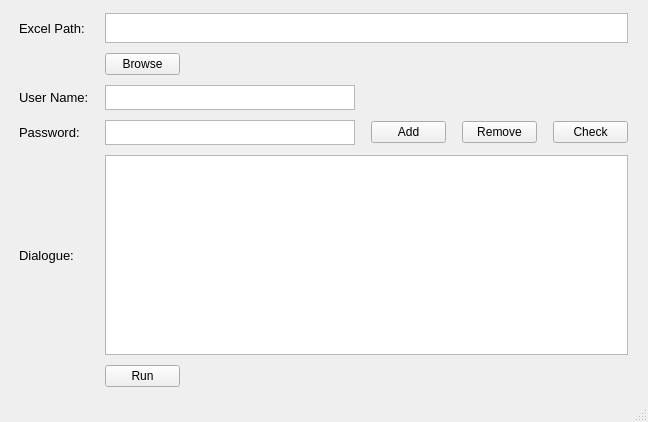
The window that QtProject/frontend_Adv.ui (Belal273/Web_Automation) describes before a commit, drawn with Qt 5.
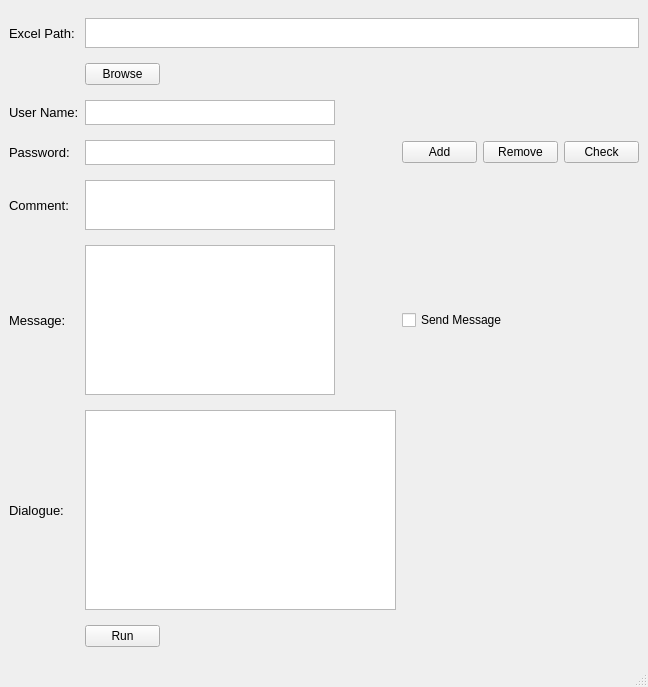
The same window after the commit.

Commit message: Added Comment, Message text boxes and Checkbox , still need to be Tested, Remaining is integrating the cloud code

What changed in the file:
```diff
--- a/QtProject/frontend_Adv.ui
+++ b/QtProject/frontend_Adv.ui
@@ -7,7 +7,7 @@
     <x>0</x>
     <y>0</y>
     <width>648</width>
-    <height>422</height>
+    <height>687</height>
    </rect>
   </property>
   <property name="windowTitle">
@@ -157,6 +157,69 @@
      </widget>
     </item>
     <item row="4" column="0">
+     <widget class="QLabel" name="Comment_label">
+      <property name="maximumSize">
+       <size>
+        <width>70</width>
+        <height>60</height>
+       </size>
+      </property>
+      <property name="font">
+       <font>
+        <pointsize>10</pointsize>
+       </font>
+      </property>
+      <property name="text">
+       <string>Comment:</string>
+      </property>
+     </widget>
+    </item>
+    <item row="4" column="1">
+     <widget class="QTextEdit" name="Comment_textEdit">
+      <property name="maximumSize">
+       <size>
+        <width>250</width>
+        <height>50</height>
+       </size>
+      </property>
+     </widget>
+    </item>
+    <item row="5" column="0">
+     <widget class="QLabel" name="Messsage_label">
+      <property name="maximumSize">
+       <size>
+        <width>70</width>
+        <height>60</height>
+       </size>
+      </property>
+      <property name="font">
+       <font>
+        <pointsize>10</pointsize>
+       </font>
+      </property>
+      <property name="text">
+       <string>Message:</string>
+      </property>
+     </widget>
+    </item>
+    <item row="5" column="1">
+     <widget class="QTextEdit" name="Message_textEdit">
+      <property name="maximumSize">
+       <size>
+        <width>250</width>
+        <height>150</height>
+       </size>
+      </property>
+     </widget>
+    </item>
+    <item row="5" column="2" colspan="2">
+     <widget class="QCheckBox" name="Message_checkBox">
+      <property name="text">
+       <string>Send Message</string>
+      </property>
+     </widget>
+    </item>
+    <item row="6" column="0">
      <widget class="QLabel" name="Dialogue_label">
       <property name="maximumSize">
        <size>
@@ -174,7 +237,7 @@
       </property>
      </widget>
     </item>
-    <item row="4" column="1" colspan="4">
+    <item row="6" column="1">
      <widget class="QTextBrowser" name="Dialogue_textBrowser">
       <property name="maximumSize">
        <size>
@@ -192,7 +255,7 @@
       </property>
      </widget>
     </item>
-    <item row="5" column="1">
+    <item row="7" column="1">
      <widget class="QPushButton" name="Run_pushButton">
       <property name="maximumSize">
        <size>
```
The commit also changes 3 other files.
